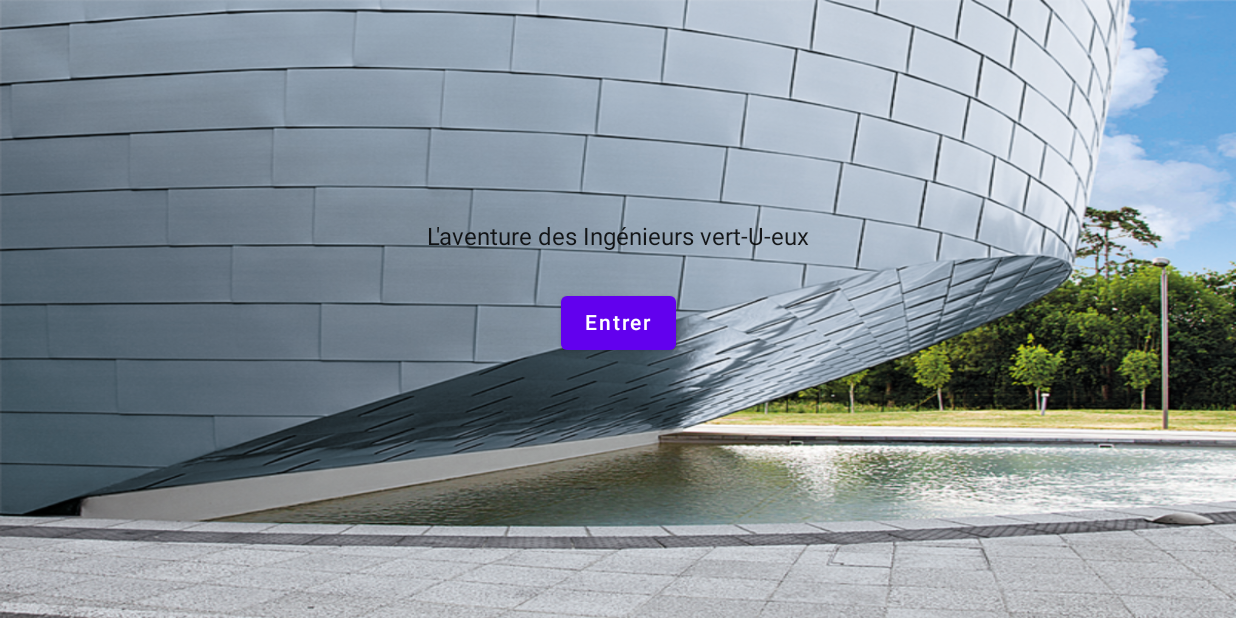
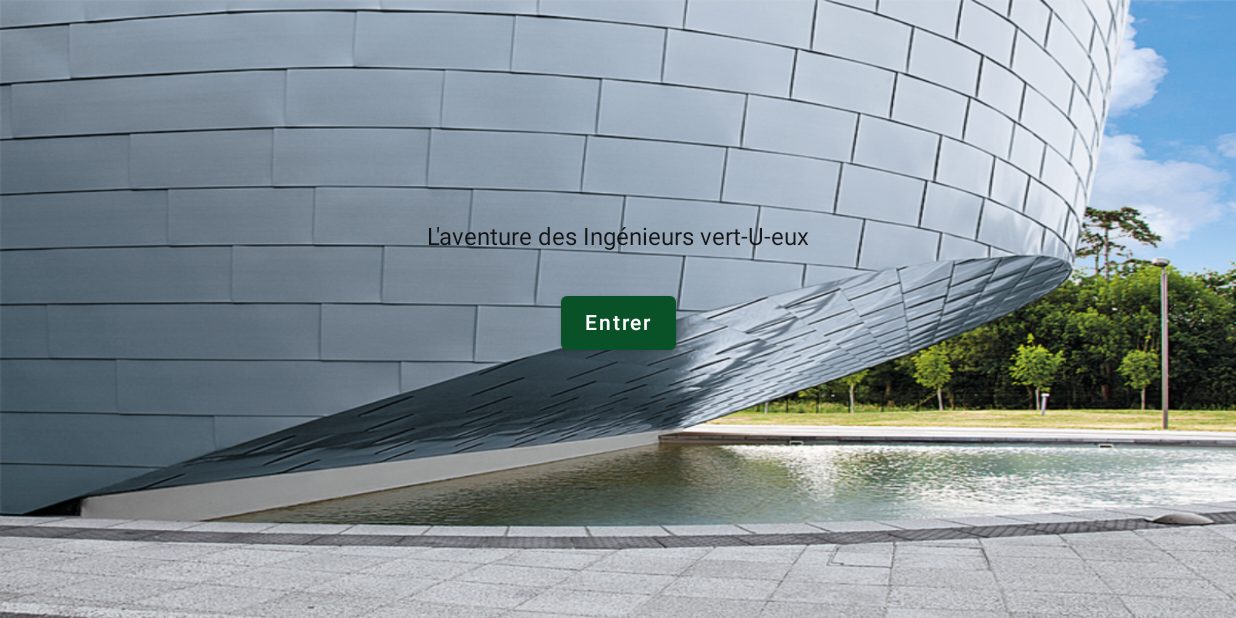
Before and after one commit to lisegt/EscapeGame, an Android app built with Jetpack Compose: the screen it shows after launch (MainActivity), on a phone screen of 824 x 412 dp (held sideways). Run offline under Robolectric (Android 15) with nearby library versions, the phone set to English and light mode, and no system bars.

Commit message:
couleur bouton + status bar

```diff
--- a/app/src/main/java/com/example/escapegame/ui/theme/Color.kt
+++ b/app/src/main/java/com/example/escapegame/ui/theme/Color.kt
@@ -6,3 +6,4 @@ val Purple200 = Color(0xFFBB86FC)
 val Purple500 = Color(0xFF6200EE)
 val Purple700 = Color(0xFF3700B3)
 val Teal200 = Color(0xFF03DAC5)
+val Sapin = Color(0xFF095228)
--- a/app/src/main/java/com/example/escapegame/ui/theme/Theme.kt
+++ b/app/src/main/java/com/example/escapegame/ui/theme/Theme.kt
@@ -13,7 +13,7 @@ private val DarkColorPalette = darkColors(
 )
 
 private val LightColorPalette = lightColors(
-    primary = Purple500,
+    primary = Sapin,
     primaryVariant = Purple700,
     secondary = Teal200
 
--- a/app/src/main/res/values/colors.xml
+++ b/app/src/main/res/values/colors.xml
@@ -7,4 +7,5 @@
     <color name="teal_700">#FF018786</color>
     <color name="black">#FF000000</color>
     <color name="white">#FFFFFFFF</color>
+    <color name="sapin">#095228</color>
 </resources>
--- a/app/src/main/res/values/themes.xml
+++ b/app/src/main/res/values/themes.xml
@@ -2,6 +2,6 @@
 <resources>
 
     <style name="Theme.EscapeGame" parent="android:Theme.Material.Light.NoActionBar">
-        <item name="android:statusBarColor">@color/purple_700</item>
+        <item name="android:statusBarColor">@color/sapin</item>
     </style>
 </resources>
```
